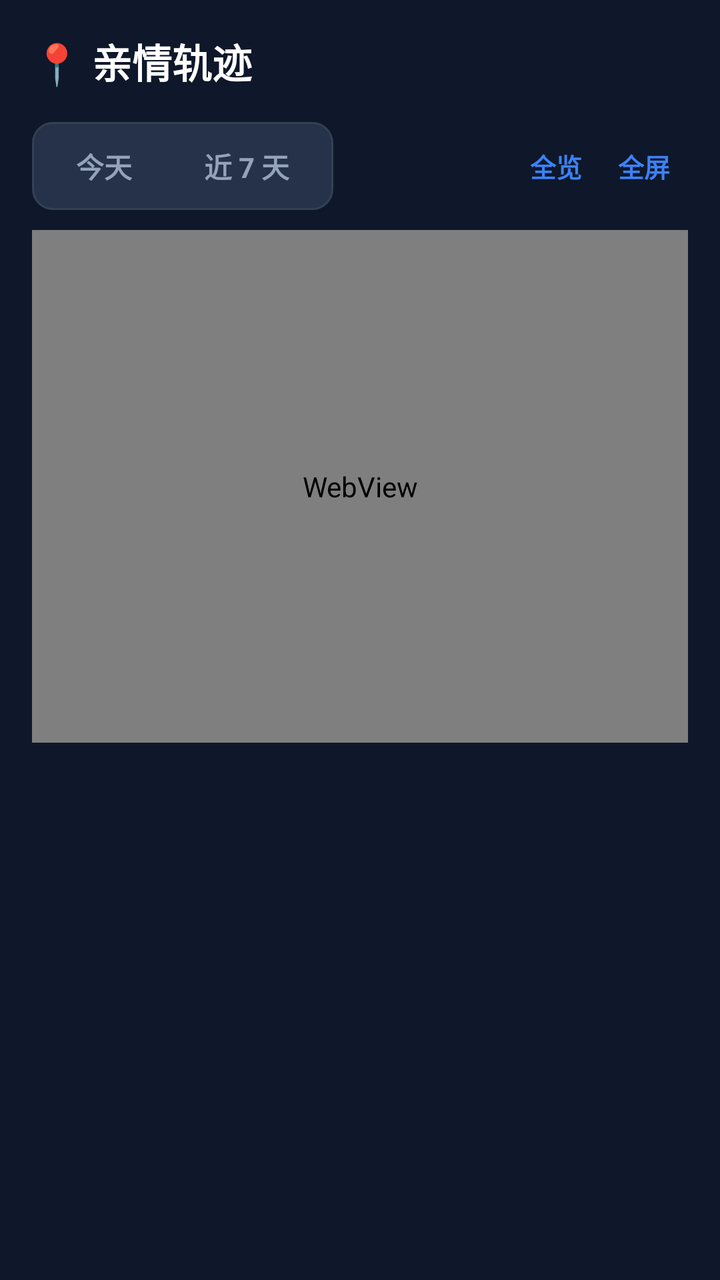
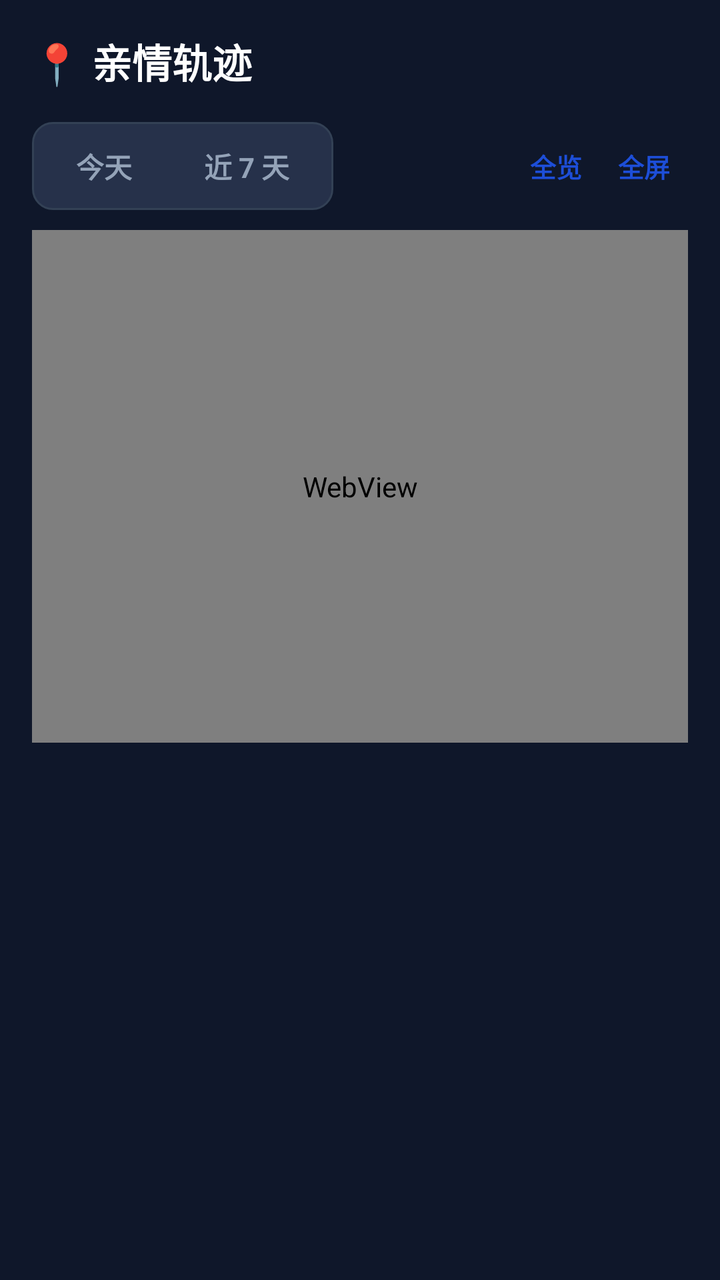

The first picture is an Android layout as it rendered before a commit; the second is the same layout after the commit. The layout source and the unified diff follow.
<!-- AndroidManifest.xml: application theme Theme.AntiFraudGuard -->
<!-- res/layout/fragment_family_track.xml -->
<?xml version="1.0" encoding="utf-8"?>
<LinearLayout xmlns:android="http://schemas.android.com/apk/res/android"
    android:layout_width="match_parent"
    android:layout_height="match_parent"
    android:background="?attr/appBg"
    android:orientation="vertical">

    <TextView
        android:layout_width="match_parent"
        android:layout_height="wrap_content"
        android:padding="16dp"
        android:paddingBottom="8dp"
        android:text="📍 亲情轨迹"
        android:textColor="?attr/appText"
        android:textSize="20sp"
        android:textStyle="bold" />

    
    <LinearLayout
        android:layout_width="match_parent"
        android:layout_height="wrap_content"
        android:layout_marginHorizontal="16dp"
        android:layout_marginBottom="6dp"
        android:gravity="center_vertical"
        android:orientation="horizontal">

        <LinearLayout
            android:layout_width="wrap_content"
            android:layout_height="wrap_content"
            android:background="@drawable/bg_meta_box"
            android:orientation="horizontal"
            android:padding="4dp">

            <TextView
                android:id="@+id/tv_range_today"
                android:layout_width="wrap_content"
                android:layout_height="36dp"
                android:gravity="center"
                android:paddingHorizontal="18dp"
                android:text="今天"
                android:textColor="?attr/appTextDim"
                android:textSize="14sp"
                android:textStyle="bold" />

            <TextView
                android:id="@+id/tv_range_week"
                android:layout_width="wrap_content"
                android:layout_height="36dp"
                android:gravity="center"
                android:paddingHorizontal="18dp"
                android:text="近 7 天"
                android:textColor="?attr/appTextDim"
                android:textSize="14sp"
                android:textStyle="bold" />
        </LinearLayout>

        <Space
            android:layout_width="0dp"
            android:layout_height="1dp"
            android:layout_weight="1" />

        
        <TextView
            android:id="@+id/tv_map_fit"
            android:layout_width="44dp"
            android:layout_height="44dp"
            android:background="?android:attr/selectableItemBackgroundBorderless"
            android:gravity="center"
            android:text="全览"
            android:textColor="#3B82F6"
            android:textSize="13sp"
            android:textStyle="bold" />

        
        <TextView
            android:id="@+id/tv_map_toggle"
            android:layout_width="44dp"
            android:layout_height="44dp"
            android:background="?android:attr/selectableItemBackgroundBorderless"
            android:gravity="center"
            android:text="全屏"
            android:textColor="#3B82F6"
            android:textSize="13sp"
            android:textStyle="bold" />
    </LinearLayout>

    <TextView
        android:id="@+id/tv_track_fence_summary"
        android:layout_width="match_parent"
        android:layout_height="wrap_content"
        android:layout_marginHorizontal="16dp"
        android:layout_marginBottom="6dp"
        android:background="@drawable/bg_geofence_summary"
        android:padding="10dp"
        android:textColor="?attr/appText"
        android:textSize="12sp"
        android:visibility="gone" />

    <TextView
        android:id="@+id/tv_track_empty"
        android:layout_width="match_parent"
        android:layout_height="wrap_content"
        android:layout_marginTop="40dp"
        android:gravity="center"
        android:text="暂无轨迹数据\n老人端开启位置守护后自动上报"
        android:textColor="?attr/appTextDim"
        android:textSize="14sp"
        android:visibility="gone" />

    
    <com.amap.api.maps.MapView
        android:id="@+id/amap_view"
        android:layout_width="match_parent"
        android:layout_height="0dp"
        android:layout_weight="1"
        android:layout_marginHorizontal="16dp"
        android:layout_marginTop="4dp"
        android:visibility="gone" />

    
    <WebView
        android:id="@+id/track_map"
        android:layout_width="match_parent"
        android:layout_height="0dp"
        android:layout_weight="1"
        android:layout_marginHorizontal="16dp"
        android:layout_marginTop="4dp"
        android:background="@drawable/bg_card" />

    <ScrollView
        android:id="@+id/track_list_scroll"
        android:layout_width="match_parent"
        android:layout_height="0dp"
        android:layout_marginTop="12dp"
        android:layout_weight="1">

        <LinearLayout
            android:id="@+id/track_list_container"
            android:layout_width="match_parent"
            android:layout_height="wrap_content"
            android:orientation="vertical"
            android:paddingHorizontal="16dp"
            android:paddingBottom="24dp" />
    </ScrollView>

</LinearLayout>
<!-- resources referenced by this layout -->
<resources>
  <!-- drawable bg_card (drawable) -->
  <?xml version="1.0" encoding="utf-8"?>
  <shape xmlns:android="http://schemas.android.com/apk/res/android" android:shape="rectangle">
      <solid android:color="?attr/appCard" />
      <corners android:radius="12dp" />
  </shape>
  <!-- drawable bg_geofence_summary (drawable) -->
  <?xml version="1.0" encoding="utf-8"?>
  <shape xmlns:android="http://schemas.android.com/apk/res/android"
      android:shape="rectangle">
      <solid android:color="#FEF3C7" />
      <corners android:radius="8dp" />
      <stroke
          android:width="0.5dp"
          android:color="#F59E0B" />
  </shape>
  <!-- drawable bg_meta_box (drawable) -->
  <?xml version="1.0" encoding="utf-8"?>
  <shape xmlns:android="http://schemas.android.com/apk/res/android" android:shape="rectangle">
      <solid android:color="?attr/appCardAlt" />
      <stroke android:width="1dp" android:color="?attr/appDivider" />
      <corners android:radius="10dp" />
  </shape>
  <style name="Theme.AntiFraudGuard" parent="Theme.MaterialComponents.NoActionBar">
          
          <item name="colorPrimary">@color/blue_500</item>
          <item name="colorPrimaryVariant">@color/blue_700</item>
          <item name="colorOnPrimary">@color/white</item>
          
          <item name="colorSecondary">@color/emerald_500</item>
          <item name="colorSecondaryVariant">@color/emerald_700</item>
          <item name="colorOnSecondary">@color/white</item>
  
          <item name="appBg">#0F172A</item>
          <item name="appCard">#1E293B</item>
          <item name="appCardAlt">#26314A</item>
          <item name="appText">#FFFFFF</item>
          <item name="appTextDim">#94A3B8</item>
          <item name="appDivider">#334155</item>
          <item name="appInputBg">#26314A</item>
          <item name="appInputText">#FFFFFF</item>
  
          
          <item name="appDangerBgSoft">#3F1A1E</item>
          <item name="appWarnBgSoft">#3A2E12</item>
          <item name="appWarnTextStrong">#FCD34D</item>
          <item name="appWarnTextDim">#D4B36A</item>
          <item name="appDangerTextStrong">#FCA5A5</item>
          <item name="appDangerTextDim">#DCA9A9</item>
  
          
          <item name="android:statusBarColor">#0F172A</item>
          <item name="android:windowBackground">#0F172A</item>
          <item name="android:navigationBarColor">#0F172A</item>
      </style>
  <color name="blue_500">#3B82F6</color>
  <color name="blue_700">#1D4ED8</color>
  <color name="white">#FFFFFFFF</color>
  <color name="emerald_500">#10B981</color>
  <color name="emerald_700">#047857</color>
</resources>

<!-- the commit's change to res/layout/fragment_family_track.xml (unified diff, before → after) -->
@@ -34,7 +34,8 @@
             <TextView
                 android:id="@+id/tv_range_today"
                 android:layout_width="wrap_content"
-                android:layout_height="36dp"
+                android:layout_height="wrap_content"
+                    android:minHeight="36dp"
                 android:gravity="center"
                 android:paddingHorizontal="18dp"
                 android:text="今天"
@@ -45,7 +46,8 @@
             <TextView
                 android:id="@+id/tv_range_week"
                 android:layout_width="wrap_content"
-                android:layout_height="36dp"
+                android:layout_height="wrap_content"
+                    android:minHeight="36dp"
                 android:gravity="center"
                 android:paddingHorizontal="18dp"
                 android:text="近 7 天"
@@ -63,11 +65,12 @@
         <TextView
             android:id="@+id/tv_map_fit"
             android:layout_width="44dp"
-            android:layout_height="44dp"
+            android:layout_height="wrap_content"
+                    android:minHeight="44dp"
             android:background="?android:attr/selectableItemBackgroundBorderless"
             android:gravity="center"
             android:text="全览"
-            android:textColor="#3B82F6"
+            android:textColor="@color/c_accent_blue"
             android:textSize="13sp"
             android:textStyle="bold" />
 
@@ -75,11 +78,12 @@
         <TextView
             android:id="@+id/tv_map_toggle"
             android:layout_width="44dp"
-            android:layout_height="44dp"
+            android:layout_height="wrap_content"
+                    android:minHeight="44dp"
             android:background="?android:attr/selectableItemBackgroundBorderless"
             android:gravity="center"
             android:text="全屏"
-            android:textColor="#3B82F6"
+            android:textColor="@color/c_accent_blue"
             android:textSize="13sp"
             android:textStyle="bold" />
     </LinearLayout>
